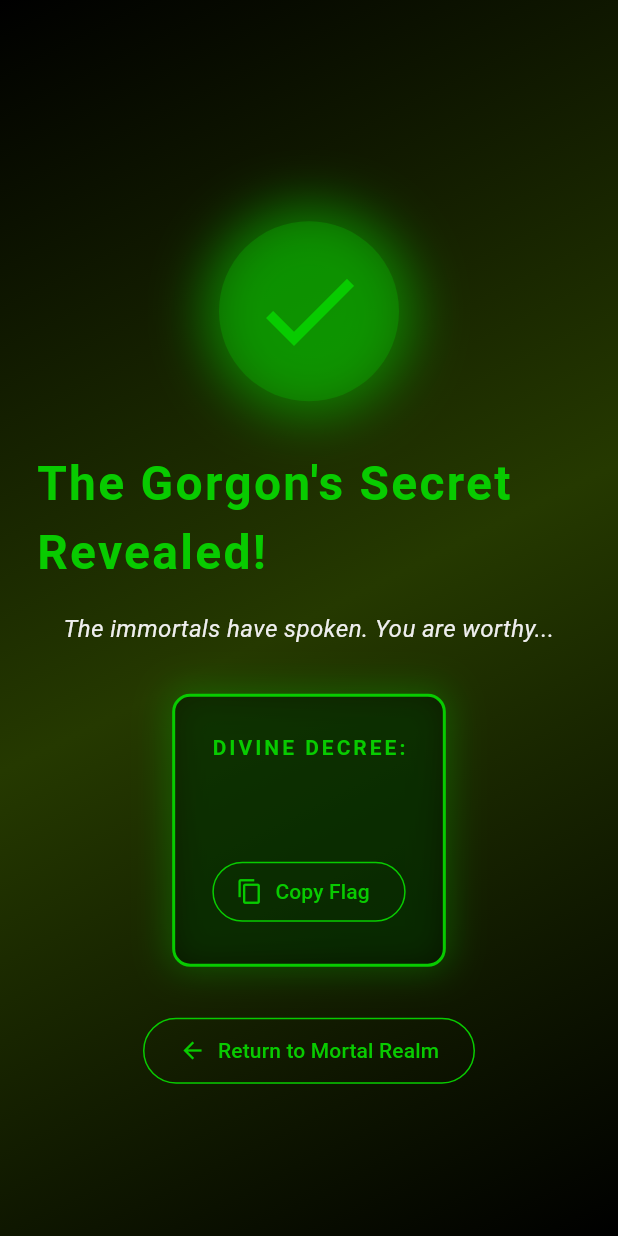
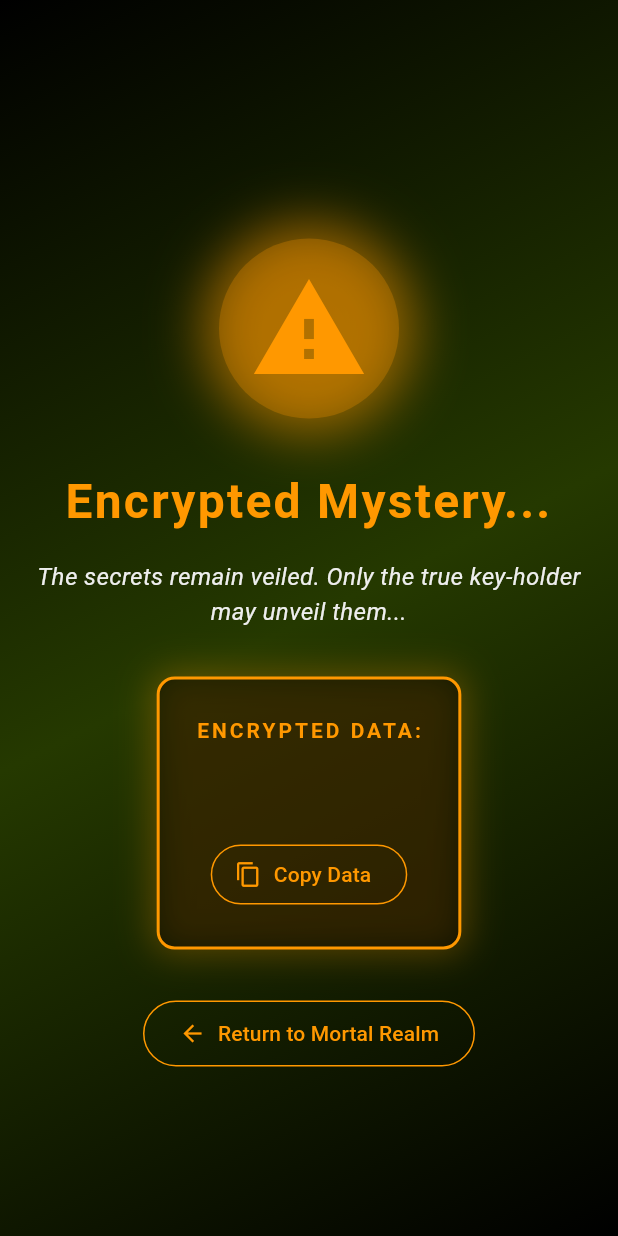
Before and after one commit to kavix/perseus, a Flutter app: the FlagPage screen opened directly with empty values, on a phone screen of 412 x 824 dp. Run offline on Flutter 3.47's test engine with Material 3 defaults, Android fonts, the phone set to English and light mode, and no system bars; our stand-ins replace sqflite; accounts and stored records are empty.

Commit message:
Differentiate real and fake flags in UI
Added logic to distinguish between real decrypted flags and fake/encrypted flags in FlagPage. UI elements, colors, icons, and messages now adapt based on flag type. The MT6.jpg image is shown only for real flags. Updated pubspec.yaml to comment out medusa.db asset and removed unnecessary comments.

```diff
--- a/lib/main.dart
+++ b/lib/main.dart
@@ -532,10 +532,16 @@ class _FlagPageState extends State<FlagPage> with SingleTickerProviderStateMixin
   late AnimationController _controller;
   late Animation<double> _scaleAnimation;
   late Animation<double> _fadeAnimation;
+  late bool _isRealFlag;
 
   @override
   void initState() {
     super.initState();
+
+    // Check if this is the real decrypted flag (starts with MEDUSA{)
+    // vs encrypted/fake flag (starts with FakeFlag{)
+    _isRealFlag = widget.flag.startsWith('MEDUSA{');
+
     _controller = AnimationController(
       duration: const Duration(milliseconds: 800),
       vsync: this,
@@ -591,19 +597,23 @@ class _FlagPageState extends State<FlagPage> with SingleTickerProviderStateMixin
                             height: 120,
                             decoration: BoxDecoration(
                               shape: BoxShape.circle,
-                              color: const Color(0xFF08CB00).withValues(alpha: 0.25),
+                              color: _isRealFlag
+                                  ? const Color(0xFF08CB00).withValues(alpha: 0.25)
+                                  : Colors.orange.withValues(alpha: 0.25),
                               boxShadow: [
                                 BoxShadow(
-                                  color: const Color(0xFF08CB00).withValues(alpha: 0.55),
+                                  color: _isRealFlag
+                                      ? const Color(0xFF08CB00).withValues(alpha: 0.55)
+                                      : Colors.orange.withValues(alpha: 0.55),
                                   blurRadius: 30,
                                   spreadRadius: 10,
                                 ),
                               ],
                             ),
-                            child: const Icon(
-                              Icons.check,
+                            child: Icon(
+                              _isRealFlag ? Icons.check : Icons.warning,
                               size: 80,
-                              color: Color(0xFF08CB00),
+                              color: _isRealFlag ? const Color(0xFF08CB00) : Colors.orange,
                             ),
                           ),
                         ),
@@ -612,19 +622,24 @@ class _FlagPageState extends State<FlagPage> with SingleTickerProviderStateMixin
                           opacity: _fadeAnimation,
                           child: Column(
                             children: [
-                              const Text(
-                                'The Gorgon\'s Secret Revealed!',
+                              Text(
+                                _isRealFlag
+                                    ? 'The Gorgon\'s Secret Revealed!'
+                                    : 'Encrypted Mystery...',
                                 style: TextStyle(
                                   fontSize: 32,
                                   fontWeight: FontWeight.bold,
-                                  color: Color(0xFF08CB00),
+                                  color: _isRealFlag ? const Color(0xFF08CB00) : Colors.orange,
                                   letterSpacing: 1.5,
                                 ),
+                                textAlign: TextAlign.center,
                               ),
                               const SizedBox(height: 16),
-                              const Text(
-                                'The immortals have spoken. You are worthy...',
-                                style: TextStyle(
+                              Text(
+                                _isRealFlag
+                                    ? 'The immortals have spoken. You are worthy...'
+                                    : 'The secrets remain veiled. Only the true key-holder may unveil them...',
+                                style: const TextStyle(
                                   fontSize: 16,
                                   color: Color(0xFFEEEEEE),
                                   fontStyle: FontStyle.italic,
@@ -638,12 +653,14 @@ class _FlagPageState extends State<FlagPage> with SingleTickerProviderStateMixin
                                   color: const Color.fromRGBO(0, 0, 0, 0.5),
                                   borderRadius: BorderRadius.circular(12),
                                   border: Border.all(
-                                    color: const Color(0xFF08CB00),
+                                    color: _isRealFlag ? const Color(0xFF08CB00) : Colors.orange,
                                     width: 2,
                                   ),
                                   boxShadow: [
                                     BoxShadow(
-                                      color: const Color(0xFF08CB00).withValues(alpha: 0.3),
+                                      color: _isRealFlag
+                                          ? const Color(0xFF08CB00).withValues(alpha: 0.3)
+                                          : Colors.orange.withValues(alpha: 0.3),
                                       blurRadius: 20,
                                       spreadRadius: 2,
                                     ),
@@ -651,11 +668,11 @@ class _FlagPageState extends State<FlagPage> with SingleTickerProviderStateMixin
                                 ),
                                 child: Column(
                                   children: [
-                                    const Text(
-                                      'DIVINE DECREE:',
+                                    Text(
+                                      _isRealFlag ? 'DIVINE DECREE:' : 'ENCRYPTED DATA:',
                                       style: TextStyle(
                                         fontSize: 14,
-                                        color: Color(0xFF08CB00),
+                                        color: _isRealFlag ? const Color(0xFF08CB00) : Colors.orange,
                                         letterSpacing: 2,
                                         fontWeight: FontWeight.bold,
                                       ),
@@ -676,22 +693,79 @@ class _FlagPageState extends State<FlagPage> with SingleTickerProviderStateMixin
                                       onPressed: () {
                                         Clipboard.setData(ClipboardData(text: widget.flag));
                                         ScaffoldMessenger.of(context).showSnackBar(
-                                          const SnackBar(
-                                            content: Text('Flag copied to clipboard'),
-                                            duration: Duration(seconds: 2),
+                                          SnackBar(
+                                            content: Text(_isRealFlag
+                                                ? 'Flag copied to clipboard'
+                                                : 'Encrypted data copied to clipboard'),
+                                            duration: const Duration(seconds: 2),
                                           ),
                                         );
                                       },
                                       icon: const Icon(Icons.copy),
-                                      label: const Text('Copy Flag'),
+                                      label: Text(_isRealFlag ? 'Copy Flag' : 'Copy Data'),
                                       style: OutlinedButton.styleFrom(
-                                        foregroundColor: const Color(0xFF08CB00),
-                                        side: const BorderSide(color: Color(0xFF08CB00)),
+                                        foregroundColor: _isRealFlag ? const Color(0xFF08CB00) : Colors.orange,
+                                        side: BorderSide(color: _isRealFlag ? const Color(0xFF08CB00) : Colors.orange),
                                       ),
                                     ),
                                   ],
                                 ),
                               ),
+
+                              // Show MT6.jpg image only when real flag is decrypted
+                              if (_isRealFlag) ...[
+                                const SizedBox(height: 32),
+                                Container(
+                                  padding: const EdgeInsets.all(16),
+                                  decoration: BoxDecoration(
+                                    color: const Color.fromRGBO(0, 0, 0, 0.5),
+                                    borderRadius: BorderRadius.circular(12),
+                                    border: Border.all(
+                                      color: const Color(0xFF08CB00),
+                                      width: 2,
+                                    ),
+                                    boxShadow: [
+                                      BoxShadow(
+                                        color: const Color(0xFF08CB00).withValues(alpha: 0.3),
+                                        blurRadius: 20,
+                                        spreadRadius: 2,
+                                      ),
+                                    ],
+                                  ),
+                                  child: Column(
+                                    children: [
+                                      const Text(
+                                        'Look sharp. Hack harder.',
+                                        style: TextStyle(
+                                          fontSize: 14,
+                                          color: Color(0xFF08CB00),
+                                          letterSpacing: 2,
+                                          fontWeight: FontWeight.bold,
+                                        ),
+                                      ),
+                                      const SizedBox(height: 16),
+                                      ClipRRect(
+                                        borderRadius: BorderRadius.circular(8),
+                                        child: Image.asset(
+                                          'assets/images/MT6.jpg',
+                                          fit: BoxFit.contain,
+                                          semanticLabel: 'Divine revelation from Zeus',
+                                          errorBuilder: (context, error, stackTrace) {
+                                            return Container(
+                                              padding: const EdgeInsets.all(20),
+                                              child: const Text(
+                                                'Image could not be loaded',
+                                                style: TextStyle(color: Colors.red),
+                                              ),
+                                            );
+                                          },
+                                        ),
+                                      ),
+                                    ],
+                                  ),
+                                ),
+                              ],
+
                               const SizedBox(height: 32),
                               OutlinedButton.icon(
                                 onPressed: () {
@@ -700,8 +774,8 @@ class _FlagPageState extends State<FlagPage> with SingleTickerProviderStateMixin
                                 icon: const Icon(Icons.arrow_back),
                                 label: const Text('Return to Mortal Realm'),
                                 style: OutlinedButton.styleFrom(
-                                  foregroundColor: const Color(0xFF08CB00),
-                                  side: const BorderSide(color: Color(0xFF08CB00)),
+                                  foregroundColor: _isRealFlag ? const Color(0xFF08CB00) : Colors.orange,
+                                  side: BorderSide(color: _isRealFlag ? const Color(0xFF08CB00) : Colors.orange),
                                   padding: const EdgeInsets.symmetric(
                                     horizontal: 24,
                                     vertical: 12,
@@ -812,7 +886,7 @@ class StoryPage extends StatelessWidget {
                       borderRadius: BorderRadius.circular(8),
                     ),
                     child: const Text(
-                      'MEDUSA 2.0\n',
+                      'MEDUSA 2.0',
                       style: TextStyle(
                         fontSize: 14,
                         color: Color(0xFF08CB00),
```
Also changed, not shown: pubspec.yaml (+1 -10 lines).
